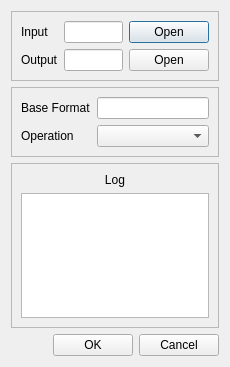
patrickziegler/mediacopier, file app/gui/src/dialog.ui: the form before one commit.
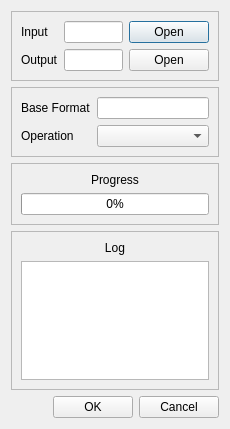
The form after the commit.

The edit to the form file:
```diff
--- a/app/gui/src/dialog.ui
+++ b/app/gui/src/dialog.ui
@@ -7,7 +7,7 @@
     <x>0</x>
     <y>0</y>
     <width>230</width>
-    <height>367</height>
+    <height>429</height>
    </rect>
   </property>
   <property name="windowTitle">
@@ -120,6 +120,35 @@
      </layout>
     </widget>
    </item>
+   <item>
+    <widget class="QFrame" name="verticalFrame">
+     <property name="frameShape">
+      <enum>QFrame::StyledPanel</enum>
+     </property>
+     <property name="frameShadow">
+      <enum>QFrame::Raised</enum>
+     </property>
+     <layout class="QVBoxLayout" name="frameProgress">
+      <item>
+       <widget class="QLabel" name="labelProgress">
+        <property name="text">
+         <string>Progress</string>
+        </property>
+        <property name="alignment">
+         <set>Qt::AlignCenter</set>
+        </property>
+       </widget>
+      </item>
+      <item>
+       <widget class="QProgressBar" name="barProgress">
+        <property name="value">
+         <number>0</number>
+        </property>
+       </widget>
+      </item>
+     </layout>
+    </widget>
+   </item>
    <item>
     <widget class="QFrame" name="frameLog">
      <property name="frameShape">
```
